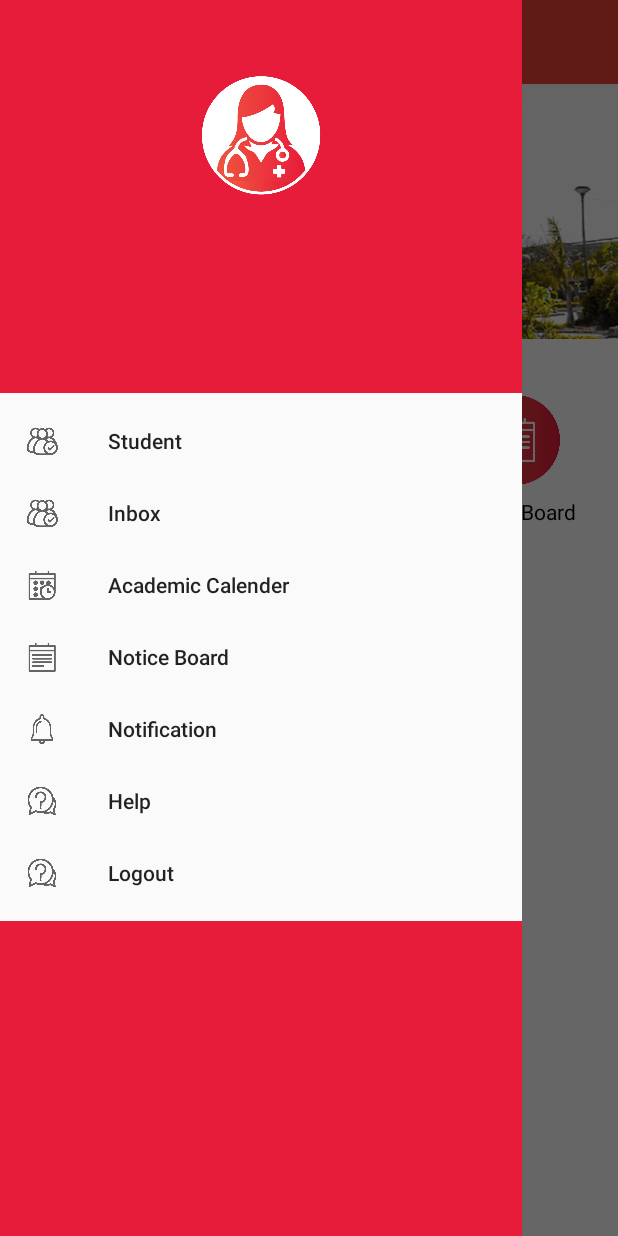
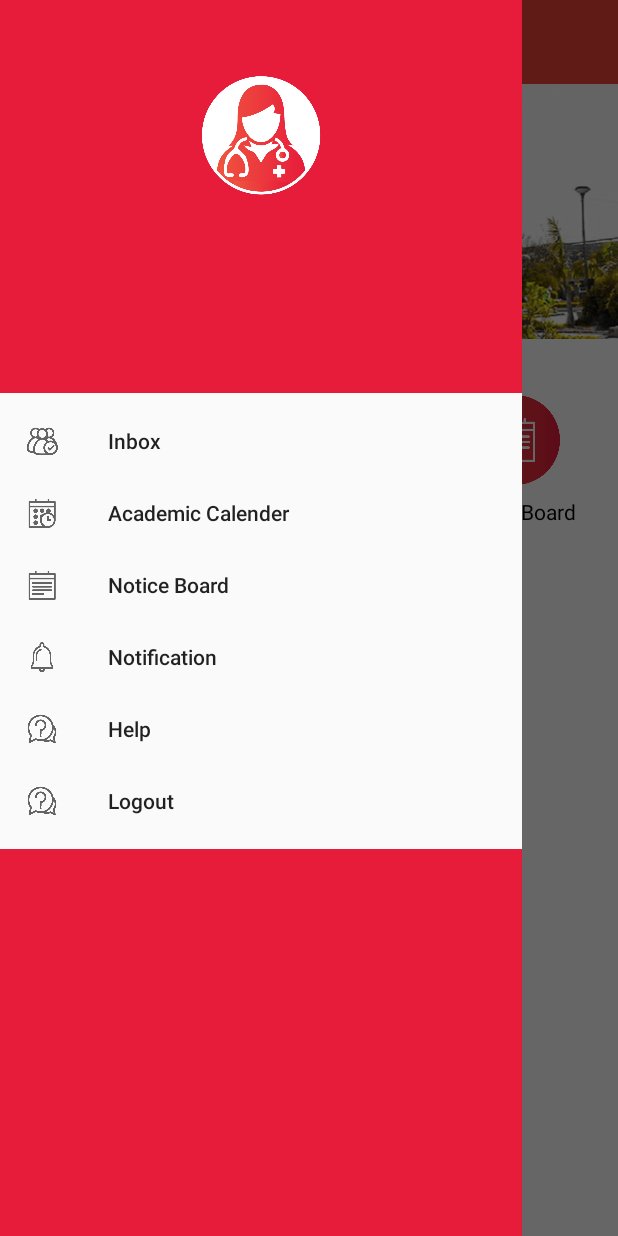
Before and after one commit to itKamal1992/DmimsDuApp, an Android app: the AdminDashboard screen opened directly, with no data from a screen before it, with the side drawer open, on a phone screen of 412 x 824 dp. Run offline under Robolectric (Android 15) with nearby library versions, the phone set to English and light mode, and no system bars.

Commit message:
Edited by Umesh commit 1

```diff
--- a/app/src/main/res/menu/admin_drawer_menu.xml
+++ b/app/src/main/res/menu/admin_drawer_menu.xml
@@ -3,11 +3,7 @@
 		xmlns:android="http://schemas.android.com/apk/res/android"
 		xmlns:app="http://schemas.android.com/apk/res-auto"
 >
-	<item
-			android:id="@+id/action_stud"
-			android:title="Student"
-			android:icon="@drawable/ic_attendence_drawer"
-	/>
+
 	<item
 			android:id="@+id/action_inbox"
 			android:title="Inbox"
```
